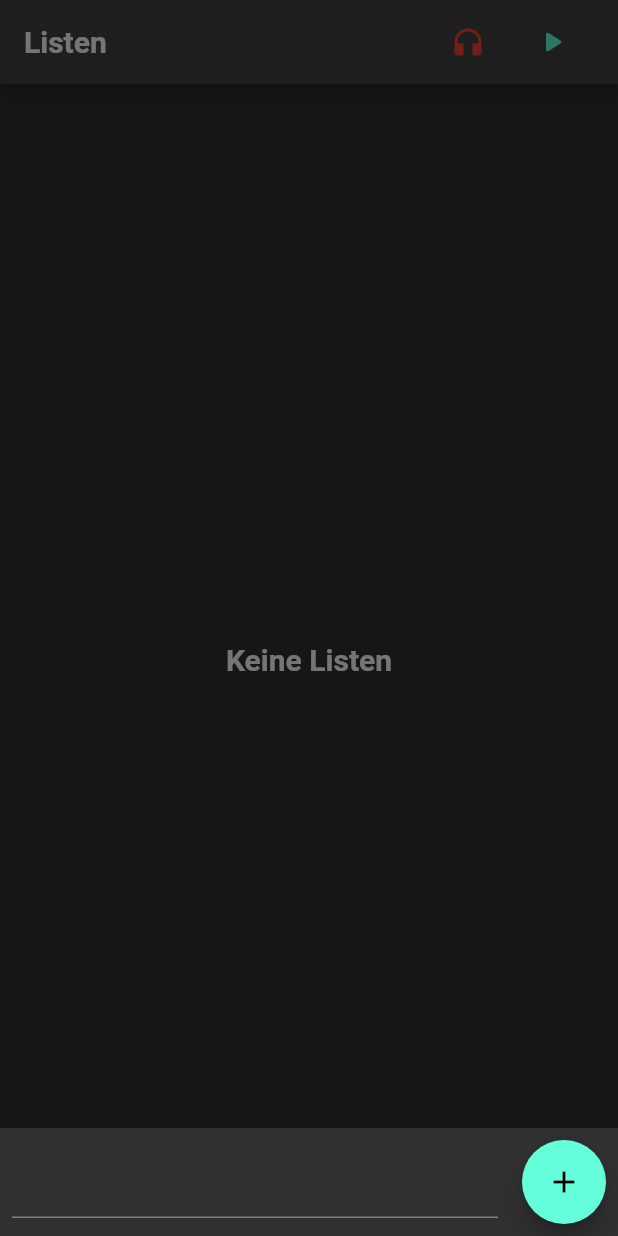
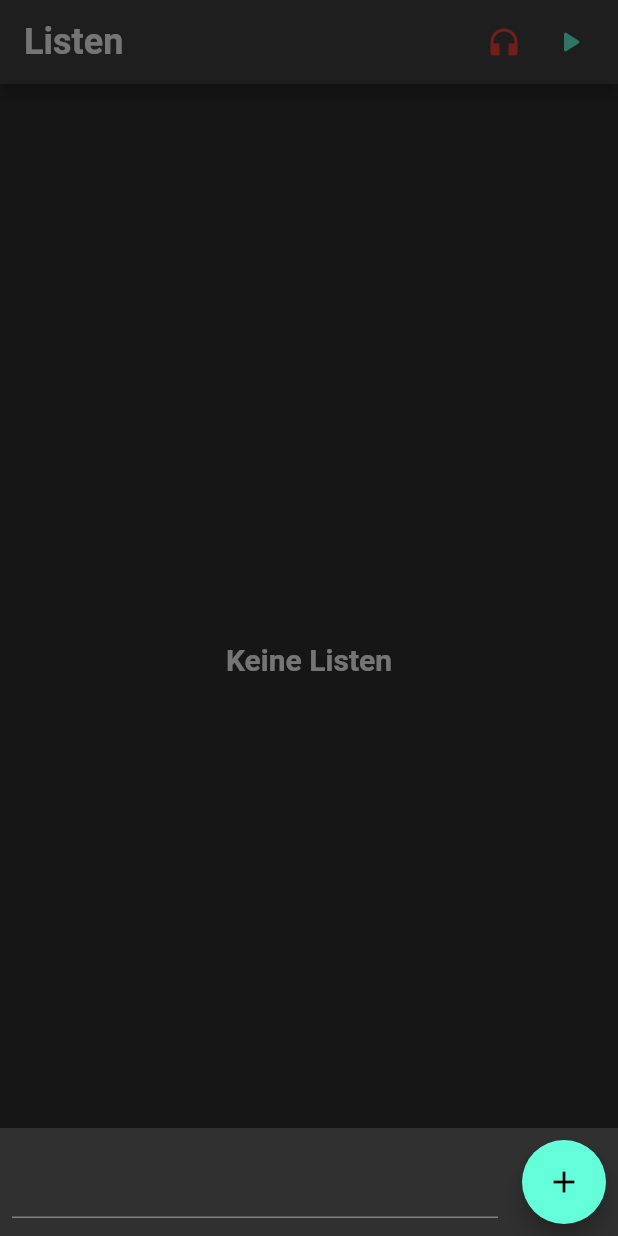
Before and after one commit to eric-bra/Flutter_List_App, a Flutter app: the screen it shows after launch, after a tap on the "add" icon, on a phone screen of 412 x 824 dp. Run offline on Flutter 3.47's test engine with Material 2 defaults, Android fonts, the phone set to English and light mode, and no system bars; our stand-ins replace flutter_tts, shared_preferences, sqflite; missing offline and left inert: esense_flutter; accounts and stored records are empty.

Commit message:
Changed minor things.

```diff
--- a/lib/DataManaging/db_handler.dart
+++ b/lib/DataManaging/db_handler.dart
@@ -2,24 +2,30 @@ import 'package:listapp/model/todo.dart';
 import 'package:listapp/model/todo_list.dart';
 import 'dart:async';
 import 'package:path/path.dart';
+import 'package:shared_preferences/shared_preferences.dart';
 import 'package:sqflite/sqflite.dart';
 
+/// Wraps plugins that handles persistence.
 class DbHandler {
+  ///Instance of the Database handler which is to be always used.
   static final DbHandler instance = DbHandler._init();
 
+  /// Actual Database instance.
   static Database? _db;
 
+  /// initiates the database handler.
   DbHandler._init() {
     database;
   }
 
+  /// Returns the database. Using this makes sure that the database has been initialized.
   Future<Database> get database async {
     if (_db != null) return _db!;
 
-    _db = await _initDB();
-    return _db!;
+    _db = await _initDB();return _db!;
   }
 
+  /// Initializes the database and creates tables if necessary.
   Future<Database> _initDB() async {
     return await openDatabase(
       join(await getDatabasesPath(), 'todo_database.db'),
@@ -35,11 +41,7 @@ class DbHandler {
     );
   }
 
-  static final DbHandler _inst = DbHandler._internal();
-  DbHandler._internal();
-
-  factory DbHandler() => _inst;
-
+  ///Returns all todos in the database.
   Future<List<ToDo>> todos() async {
     // Get a reference to the database.
     final db = await instance.database;
@@ -56,6 +58,7 @@ class DbHandler {
     });
   }
 
+  /// Returns all Todolists in the Database.
   Future<List<ToDoList>> todoLists() async {
     // Get a reference to the database.
     final db = await instance.database;
@@ -70,6 +73,7 @@ class DbHandler {
     });
   }
 
+  /// Returns all todos that belong to a certain list.
   Future<List<ToDo>> todosByList(int listId) async {
     // Get a reference to the database.
     final db = await instance.database;
@@ -88,6 +92,7 @@ class DbHandler {
     });
   }
 
+  /// Inserts a new toDoElement into the data base.
   Future<void> insertTodo(String name, int listId) async {
     ToDo toDo = ToDo(
         content: name,
@@ -101,6 +106,7 @@ class DbHandler {
       conflictAlgorithm: ConflictAlgorithm.replace,
     );
   }
+  /// Inserts a new ToDoList into the Database.
   Future<void> insertTodoList(String name, int listId) async {
     ToDoList list = ToDoList(
         name: name,
@@ -113,6 +119,7 @@ class DbHandler {
     );
   }
 
+  /// Updates the checked parameter of the ToDoElement with the given id.
   Future<void> update(bool newValue, int id) async {
     final db = await instance.database;
     await db.update(
@@ -123,6 +130,8 @@ class DbHandler {
     );
   }
 
+  /// Deletes the Todolist with the given ID.
+  /// Also makes sure that all ToDoElements that belongs to the List are deleted as well.
   Future<void> deleteToDoList(int id) async {
     final db = await instance.database;
     await db.delete(
@@ -137,6 +146,7 @@ class DbHandler {
     );
   }
 
+  /// Deletes the given ToDoElement from the Database.
   Future<void> deleteToDo(int id) async {
     final db = await instance.database;
     await db.delete(
--- a/lib/DataManaging/esense_handler.dart
+++ b/lib/DataManaging/esense_handler.dart
@@ -2,43 +2,66 @@ import 'dart:async';
 
 import 'package:esense_flutter/esense.dart';
 import 'package:flutter/cupertino.dart';
-
+import 'package:shared_preferences/shared_preferences.dart';
+/// Describes the different Events that can occur when reading the sensor values of the Headphones.
 enum EventType { front, right, left, nothing, error}
 
+/// Wraps the functionality provided by the eSense-Flutter library.
 class ESenseHandler {
-  get eSenseName {
-    return "eSense-0151";
-  }
 
   static final ESenseHandler instance = ESenseHandler._init();
   static final ESenseManager _eSenseManager = ESenseManager();
 
   ESenseHandler._init();
 
+  ///Returns the name of the Headphones the app is supposed to work with.
+  get eSenseName async {
+    SharedPreferences prefs = await SharedPreferences.getInstance();
+    return prefs.getString("esense_name") ?? "eSense-0151";
+  }
+   Future<void> setESenseName(String nName) async {
+     SharedPreferences prefs = await SharedPreferences.getInstance();
+     await prefs.setString("esense_name", nName);
+   }
+
+  ///Returns whether the headphones are paired with the device right now.
   Future<bool> get liveConnected async {
     connected = await _eSenseManager.isConnected();
     connectionNotifier.value = connected;
     return connected;
   }
+  /// Returns a Stream that contains the Connection Events occuring in Relation with the given headphones.
   get connectionEvents {
     return _eSenseManager.connectionEvents;
   }
 
+  /// Returns a Stream that contains the SensorEvents occuring in Relation with the given headphones.
   get sensorEvents {
     return _eSenseManager.sensorEvents;
   }
 
+  /// Describes the current state of connection to the given headphones.
+  /// This should only be used in a context where no asynchronous are possible.
+  /// The value is dependent on the last call of the liveConnected getter.
   var connected = false;
+
+  /// Value notifier that broadcast the connection state to listeners.
+  /// The given value is dependent on the last call of liveConnected.
   ValueNotifier<bool> connectionNotifier = ValueNotifier(false);
 
+  /// Starts the search process for the headphones with the given name.
+  /// The search process does not time out and therefore only one search at a time is necessary.
   Future<void> connectToESense() async {
     await _eSenseManager.disconnect();
     var stream = _eSenseManager.connectionEvents.listen((event) {
       });
-    await _eSenseManager.connect(eSenseName);
+    String name = await eSenseName;
+    await _eSenseManager.connect(name);
     stream.cancel();
   }
 
+  /// When connected to the headphones the methods taps into the SensorEvents stream
+  /// and determines what kind of event occurred since the calling of the method.
   Future<EventType> determineEventType() async {
     EventType event_ = EventType.nothing;
     if (! await liveConnected) {
--- a/lib/main.dart
+++ b/lib/main.dart
@@ -21,8 +21,6 @@ void main() {
       mutex = true;
     }
     bool connected = await _eSense.liveConnected;
-    if(connected) {
-    }
     if (!connected && wasConnected) {
       _eSense.connectToESense();
     }
--- a/lib/model/readable.dart
+++ b/lib/model/readable.dart
@@ -1,4 +1,8 @@
+///abstracts class that if implemented
+/// allows the child classes to be used with the speech controllers.
 abstract class Readable {
+  /// Returns a String that should be outputted.
   String getText();
+  /// Returns the unique ID of the given Item.
   int getId();
 }
--- a/lib/model/todo_list.dart
+++ b/lib/model/todo_list.dart
@@ -1,7 +1,6 @@
 import 'package:listapp/model/readable.dart';
 
 ///List of to dos. It has a unique ID and a name.
-
 class ToDoList extends Readable{
   final String name;
   final int id;
--- a/lib/widgets/homepage.dart
+++ b/lib/widgets/homepage.dart
@@ -89,7 +89,8 @@ class _HomePageState extends State<HomePage> {
       appBar: AppBar(
         actions: [
           const ConnectionIndicator(),
-          MaterialButton(
+          OutlinedButton(
+            style: OutlinedButton.styleFrom(side: BorderSide(color: ThemeData.dark().cardColor)),
             child: Icon(
               Icons.play_arrow_rounded,
               color: ThemeData.dark().indicatorColor,
@@ -97,9 +98,9 @@ class _HomePageState extends State<HomePage> {
             onPressed: () => _readListElements(context),
           ),
         ],
-        title: const Text(
+        title: Text(
           "Listen",
-          style: style,
+          style: style.merge(const TextStyle(fontSize: 24)),
         ),
       ),
       body: FutureBuilder<List<ToDoList>>(
--- a/lib/widgets/speech_controllers/hp_movement_speech_controller.dart
+++ b/lib/widgets/speech_controllers/hp_movement_speech_controller.dart
@@ -3,7 +3,9 @@ import 'package:flutter/material.dart';
 import 'package:listapp/DataManaging/esense_handler.dart';
 import 'package:listapp/DataManaging/tts_handler.dart';
 import 'package:listapp/model/readable.dart';
-
+/// Speech controller that is used in the context of the homepage of the app.
+/// Makes sure that after a onAction call,
+/// the Speech controller is popped from the widget stack.
 class HpMovementSpeechController extends StatefulWidget {
   const HpMovementSpeechController({
     Key? key,
@@ -11,6 +13,7 @@ class HpMovementSpeechController extends StatefulWidget {
     required this.list,
   }) : super(key: key);
 
+  /// Function that should be called when the user nods.
   final void Function(int id) onAction;
   final List<Readable> list;
 
--- a/pubspec.yaml
+++ b/pubspec.yaml
@@ -33,6 +33,7 @@ dependencies:
   path:
   flutter_tts:
   esense_flutter: ^0.4.3
+  shared_preferences: ^2.0.11
 
 
   # The following adds the Cupertino Icons font to your application.
```
Also changed, not shown: lib/DataManaging/tts_handler.dart (+13 -7 lines), pubspec.lock, 1 other file.
